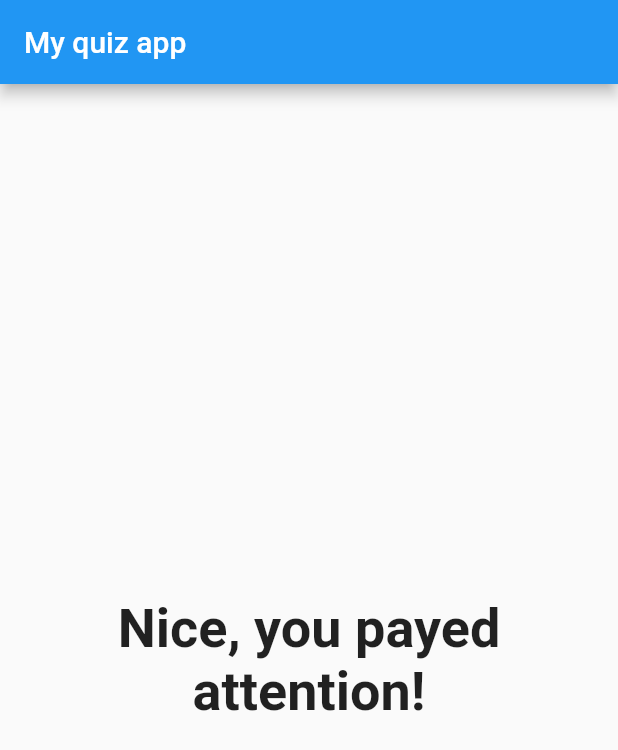
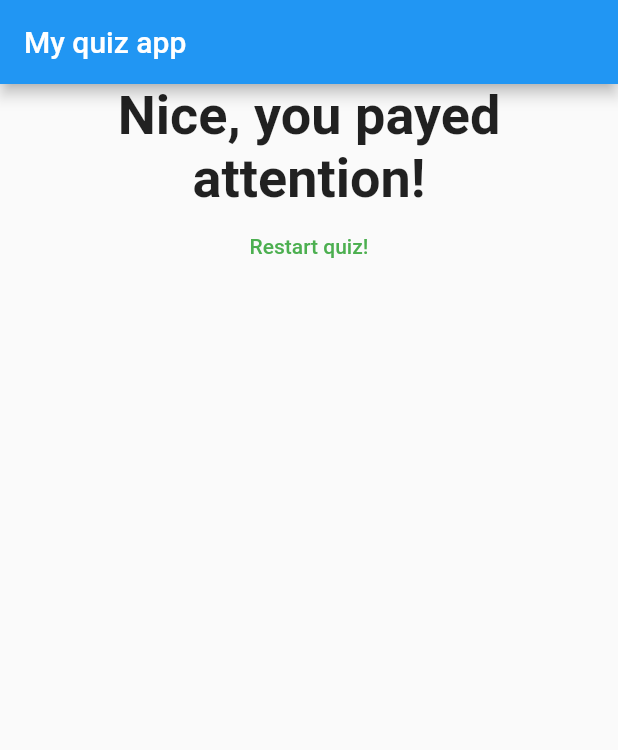
Before and after one commit to Hytro/quiz_app, a Flutter app: the screen it shows after launch, after a tap on "Clavicus Vile", after a tap on "Julianos", after a tap on "Leyawiin", on a phone screen of 412 x 824 dp. Shown: the top 750 px of the screen. Run offline on Flutter 3.47's test engine with Material 2 defaults, Android fonts, the phone set to English and light mode, and no system bars.

Commit message:
Added reset button

```diff
--- a/lib/main.dart
+++ b/lib/main.dart
@@ -46,8 +46,14 @@ class _MyAppState extends State<MyApp> {
     }
   ];
   var _questionIndex = 0;
+  var _totalScore = 0;
 
-  var _totalScore = 0;
+  void _resetQuiz() {
+    setState(() {
+      _questionIndex = 0;
+      _totalScore = 0;
+    });
+  }
 
   void _answerQuestion(int score) {
     _totalScore += score;
@@ -75,7 +81,7 @@ class _MyAppState extends State<MyApp> {
                 questionIndex: _questionIndex,
                 questions: _questions,
               )
-            : Result(_totalScore),
+            : Result(_totalScore, _resetQuiz),
       ),
     );
   }
--- a/lib/result.dart
+++ b/lib/result.dart
@@ -2,8 +2,9 @@ import 'package:flutter/material.dart';
 
 class Result extends StatelessWidget {
   final int resultScore;
+  final Function resetHandler;
 
-  Result(this.resultScore);
+  Result(this.resultScore, this.resetHandler);
 
   String get resultPhrase {
     String resultText;
@@ -22,10 +23,20 @@ class Result extends StatelessWidget {
   @override
   Widget build(BuildContext context) {
     return Center(
-        child: Text(
-      resultPhrase,
-      style: TextStyle(fontSize: 36, fontWeight: FontWeight.bold),
-      textAlign: TextAlign.center,
-    ));
+      child: Column(
+        children: [
+          Text(
+            resultPhrase,
+            style: TextStyle(fontSize: 36, fontWeight: FontWeight.bold),
+            textAlign: TextAlign.center,
+          ),
+          FlatButton(
+            onPressed: resetHandler,
+            child: Text('Restart quiz!'),
+            textColor: Colors.green,
+          )
+        ],
+      ),
+    );
   }
 }
```
